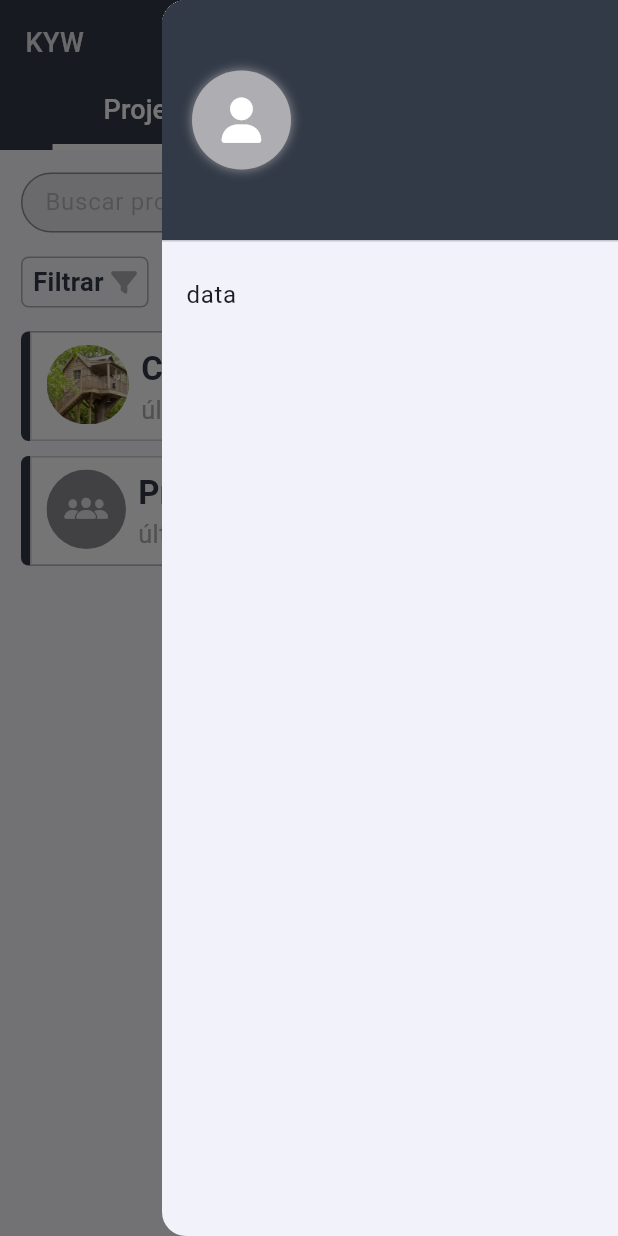
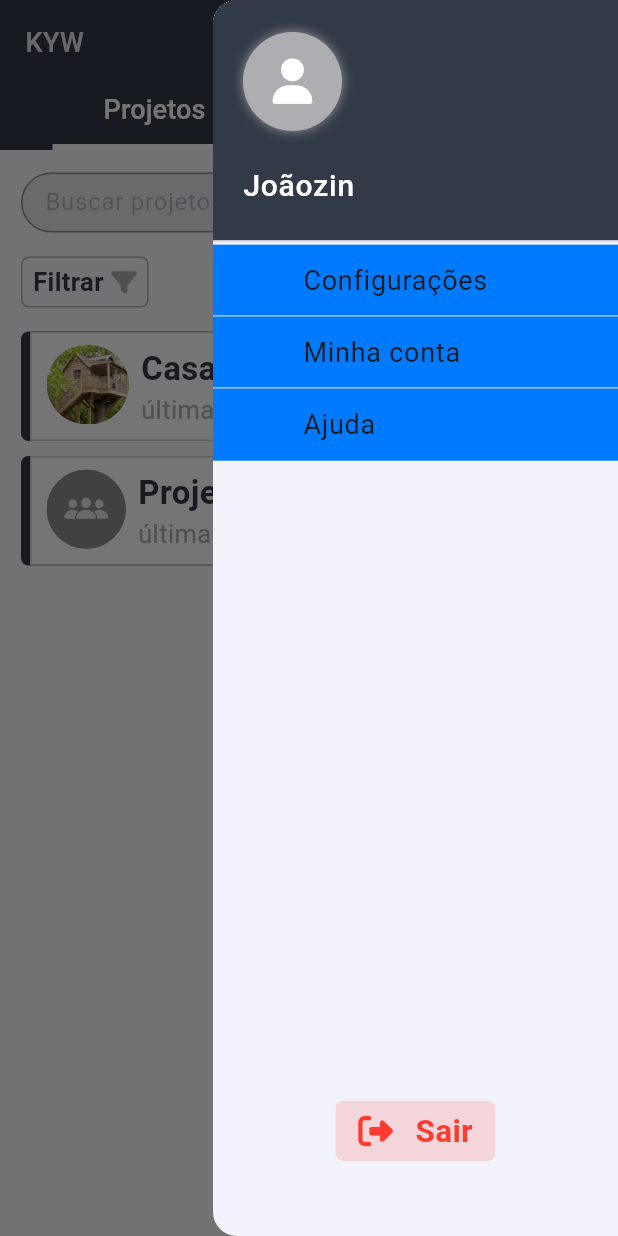
Before and after one commit to kaykybarbosa/Project_KYW, a Flutter app: the screen it shows after launch, with the side drawer open, on a phone screen of 412 x 824 dp. Run offline on Flutter 3.47's test engine with Material 3 defaults, Android fonts, the phone set to English and light mode, and no system bars; our stand-ins replace email_validator, font_awesome_flutter, go_router.

Commit message:
Alter first step the Drawer

```diff
--- a/lib/app/data/routes/routes.dart
+++ b/lib/app/data/routes/routes.dart
@@ -1,6 +1,7 @@
 import 'package:go_router/go_router.dart';
 import 'package:kyw_management/app/enums/my_routes.dart';
 import 'package:kyw_management/app/screens/change_password_screen.dart';
+import 'package:kyw_management/app/screens/configuration_screen.dart';
 import 'package:kyw_management/app/screens/create_project_screen.dart';
 import 'package:kyw_management/app/screens/forgot_password_screen.dart';
 import 'package:kyw_management/app/screens/form_screen.dart';
@@ -15,8 +16,9 @@ final routes = GoRouter(
       builder: (context, state) => const FormScreen(),
     ),
     GoRoute(
-        path: MyRoutes.forgotPassword,
-        builder: (context, state) => const ForgotPasswordScreen()),
+      path: MyRoutes.forgotPassword,
+      builder: (context, state) => const ForgotPasswordScreen(),
+    ),
     GoRoute(
       path: MyRoutes.changePassword,
       builder: (context, state) => const ChangePasswordScreen(),
@@ -27,15 +29,15 @@ final routes = GoRouter(
     ),
     GoRoute(
       path: MyRoutes.notifications,
-      builder: (context, state) {
-        return const NotificationScreen();
-      },
+      builder: (context, state) => const NotificationScreen(),
     ),
     GoRoute(
       path: MyRoutes.createProject,
-      builder: (context, state) {
-        return const CreateProjectScreen();
-      },
+      builder: (context, state) => const CreateProjectScreen(),
+    ),
+    GoRoute(
+      path: MyRoutes.configuration,
+      builder: (context, state) => ConfigurationScreen(),
     ),
   ],
 );
--- a/lib/app/enums/my_routes.dart
+++ b/lib/app/enums/my_routes.dart
@@ -5,4 +5,7 @@ class MyRoutes {
   static String changePassword = '/change-password';
   static String notifications = '/notifications';
   static String createProject = '/create-project';
+  static String configuration = '/configuration';
+  static String myAccount = '/my-account';
+  static String help = '/help';
 }
--- a/lib/app/screens/home_screen.dart
+++ b/lib/app/screens/home_screen.dart
@@ -61,7 +61,7 @@ class _HomeScreenState extends State<HomeScreen> {
   }
 
   void _openEndDrawer() {
-    _scaffoldKey.currentState!.openEndDrawer();
+    _scaffoldKey.currentState?.openEndDrawer();
   }
 
   @override
@@ -70,7 +70,7 @@ class _HomeScreenState extends State<HomeScreen> {
       length: 2,
       child: Scaffold(
         key: _scaffoldKey,
-        endDrawer: const MyEndDrawer(),
+        endDrawer: MyEndDrawer(),
         appBar: AppBar(
           // App name
           leading: AppName(color: itemsBarColor),
--- a/lib/app/widgets/home_screen/app_bar/end_drawer.dart
+++ b/lib/app/widgets/home_screen/app_bar/end_drawer.dart
@@ -1,40 +1,113 @@
 import 'package:flutter/cupertino.dart';
 import 'package:flutter/material.dart';
+import 'package:font_awesome_flutter/font_awesome_flutter.dart';
+import 'package:go_router/go_router.dart';
+import 'package:kyw_management/app/enums/my_routes.dart';
 import 'package:kyw_management/app/widgets/circle_image.dart';
+import 'package:kyw_management/app/widgets/home_screen/app_bar/drawer_option.dart';
+import 'package:kyw_management/app/widgets/home_screen/app_bar/sign_out_button.dart';
 
-class MyEndDrawer extends StatelessWidget {
-  const MyEndDrawer({super.key});
+class MyEndDrawer extends StatefulWidget {
+  MyEndDrawer({super.key});
 
   @override
+  State<MyEndDrawer> createState() => _MyEndDrawerState();
+}
+
+class _MyEndDrawerState extends State<MyEndDrawer> {
+  @override
   Widget build(BuildContext context) {
+    final List<DrawerOption> _options = [
+      DrawerOption(
+        icon: Icons.settings,
+        label: 'Configurações',
+        onTap: () {
+          context.push(MyRoutes.configuration);
+        },
+      ),
+
+      // My account
+      DrawerOption(
+        icon: FontAwesomeIcons.solidUser,
+        label: 'Minha conta',
+        onTap: () {
+          context.push(MyRoutes.myAccount);
+        },
+      ),
+
+      // Help
+      DrawerOption(
+        icon: FontAwesomeIcons.circleInfo,
+        label: 'Ajuda',
+        onTap: () {
+          context.push(MyRoutes.help);
+        },
+      ),
+    ];
+
     return Drawer(
-      // backgroundColor: CupertinoTheme.of(context).primaryColor,
-      // surfaceTintColor: CupertinoColors.activeBlue,
+      width: 270.0,
+      child: Column(
+        mainAxisAlignment: MainAxisAlignment.spaceAround,
+        children: [
+          Expanded(
+            flex: 2,
             child: ListView(
               padding: EdgeInsets.zero,
               children: [
+                // Header
                 DrawerHeader(
                   padding: EdgeInsets.zero,
+                  margin: EdgeInsets.zero,
                   child: Container(
                     color: CupertinoTheme.of(context).primaryColor,
                     padding: const EdgeInsets.symmetric(horizontal: 20.0),
                     child: Column(
                       crossAxisAlignment: CrossAxisAlignment.start,
-                mainAxisAlignment: MainAxisAlignment.center,
+                      mainAxisAlignment: MainAxisAlignment.spaceEvenly,
                       children: [
+                        // Profile image
                         CircleImage(
                           iconSize: 30.0,
                           padding: const EdgeInsets.all(18.0),
                           changeIconVisible: false,
                           onTap: () {},
                         ),
+
+                        // Nick name
+                        const Text(
+                          'Joãozin',
+                          style: TextStyle(
+                            color: CupertinoColors.white,
+                            fontWeight: FontWeight.w500,
+                            fontSize: 20.0,
+                          ),
+                        )
                       ],
                     ),
                   ),
                 ),
-          const ListTile(
-            title: Text('data'),
+              ],
             ),
+          ),
+
+          // Options the configuration
+          Expanded(
+            flex: 7,
+            child: ListView.separated(
+              itemBuilder: (context, index) {
+                return Container(
+                    color: CupertinoColors.activeBlue, child: _options[index]);
+              },
+              separatorBuilder: (__, _) => const Divider(height: 0.0),
+              itemCount: _options.length,
+            ),
+          ),
+
+          // SingOut
+          SignOutButton(onTap: () {}),
+
+          const SizedBox(height: 50.0)
         ],
       ),
     );
```
Lines whose indentation alone changed are shown as unchanged.
